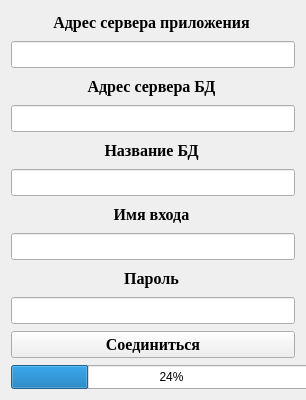
Before: the Qt Designer form Client/login.ui in NikitaVirachev/course-work-on-DB, drawn with Qt 5.
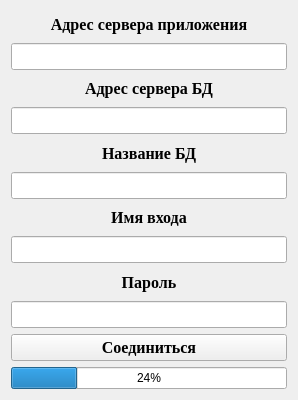
After: the same form once the commit is applied.

```diff
--- a/Client/login.ui
+++ b/Client/login.ui
@@ -6,22 +6,16 @@
    <rect>
     <x>0</x>
     <y>0</y>
-    <width>306</width>
+    <width>298</width>
     <height>400</height>
    </rect>
   </property>
   <property name="windowTitle">
    <string>Form</string>
   </property>
+  <layout class="QGridLayout" name="gridLayout">
+   <item row="0" column="0">
   <widget class="QLabel" name="label">
-   <property name="geometry">
-    <rect>
-     <x>11</x>
-     <y>11</y>
-     <width>281</width>
-     <height>23</height>
-    </rect>
-   </property>
    <property name="font">
     <font>
      <family>Times New Roman</family>
@@ -37,15 +31,9 @@
     <set>Qt::AlignCenter</set>
    </property>
   </widget>
-  <widget class="QLabel" name="label_5">
-   <property name="geometry">
-    <rect>
-     <x>11</x>
-     <y>267</y>
-     <width>281</width>
-     <height>23</height>
-    </rect>
-   </property>
+   </item>
+   <item row="1" column="0">
+    <widget class="QLineEdit" name="lineEdit">
    <property name="font">
     <font>
      <family>Times New Roman</family>
@@ -54,85 +42,13 @@
      <bold>true</bold>
     </font>
    </property>
-   <property name="text">
-    <string>Пароль</string>
-   </property>
    <property name="alignment">
     <set>Qt::AlignCenter</set>
    </property>
   </widget>
-  <widget class="QLineEdit" name="lineEdit_2">
-   <property name="geometry">
-    <rect>
-     <x>11</x>
-     <y>105</y>
-     <width>284</width>
-     <height>27</height>
-    </rect>
-   </property>
-   <property name="font">
-    <font>
-     <family>Times New Roman</family>
-     <pointsize>12</pointsize>
-     <weight>75</weight>
-     <bold>true</bold>
-    </font>
-   </property>
-   <property name="alignment">
-    <set>Qt::AlignCenter</set>
-   </property>
-  </widget>
-  <widget class="QPushButton" name="pushButton">
-   <property name="geometry">
-    <rect>
-     <x>11</x>
-     <y>331</y>
-     <width>284</width>
-     <height>27</height>
-    </rect>
-   </property>
-   <property name="font">
-    <font>
-     <family>Times New Roman</family>
-     <pointsize>12</pointsize>
-     <weight>75</weight>
-     <bold>true</bold>
-    </font>
-   </property>
-   <property name="text">
-    <string>Соединиться</string>
-   </property>
-  </widget>
-  <widget class="QLineEdit" name="lineEdit_5">
-   <property name="geometry">
-    <rect>
-     <x>11</x>
-     <y>297</y>
-     <width>284</width>
-     <height>27</height>
-    </rect>
-   </property>
-   <property name="font">
-    <font>
-     <family>Times New Roman</family>
-     <pointsize>12</pointsize>
-     <weight>75</weight>
-     <bold>true</bold>
-    </font>
-   </property>
-   <property name="alignment">
-    <set>Qt::AlignCenter</set>
-   </property>
-  </widget>
+   </item>
+   <item row="2" column="0">
   <widget class="QLabel" name="label_2">
-   <property name="geometry">
-    <rect>
-     <x>11</x>
-     <y>75</y>
-     <width>281</width>
-     <height>23</height>
-    </rect>
-   </property>
    <property name="font">
     <font>
      <family>Times New Roman</family>
@@ -148,15 +64,57 @@
     <set>Qt::AlignCenter</set>
    </property>
   </widget>
+   </item>
+   <item row="3" column="0">
+    <widget class="QLineEdit" name="lineEdit_2">
+     <property name="font">
+      <font>
+       <family>Times New Roman</family>
+       <pointsize>12</pointsize>
+       <weight>75</weight>
+       <bold>true</bold>
+      </font>
+     </property>
+     <property name="alignment">
+      <set>Qt::AlignCenter</set>
+     </property>
+    </widget>
+   </item>
+   <item row="4" column="0">
+    <widget class="QLabel" name="label_3">
+     <property name="font">
+      <font>
+       <family>Times New Roman</family>
+       <pointsize>12</pointsize>
+       <weight>75</weight>
+       <bold>true</bold>
+      </font>
+     </property>
+     <property name="text">
+      <string>Название БД</string>
+     </property>
+     <property name="alignment">
+      <set>Qt::AlignCenter</set>
+     </property>
+    </widget>
+   </item>
+   <item row="5" column="0">
+    <widget class="QLineEdit" name="lineEdit_3">
+     <property name="font">
+      <font>
+       <family>Times New Roman</family>
+       <pointsize>12</pointsize>
+       <weight>75</weight>
+       <bold>true</bold>
+      </font>
+     </property>
+     <property name="alignment">
+      <set>Qt::AlignCenter</set>
+     </property>
+    </widget>
+   </item>
+   <item row="6" column="0">
   <widget class="QLabel" name="label_4">
-   <property name="geometry">
-    <rect>
-     <x>11</x>
-     <y>203</y>
-     <width>281</width>
-     <height>23</height>
-    </rect>
-   </property>
    <property name="font">
     <font>
      <family>Times New Roman</family>
@@ -172,57 +130,9 @@
     <set>Qt::AlignCenter</set>
    </property>
   </widget>
-  <widget class="QLineEdit" name="lineEdit">
-   <property name="geometry">
-    <rect>
-     <x>11</x>
-     <y>41</y>
-     <width>284</width>
-     <height>27</height>
-    </rect>
-   </property>
-   <property name="font">
-    <font>
-     <family>Times New Roman</family>
-     <pointsize>12</pointsize>
-     <weight>75</weight>
-     <bold>true</bold>
-    </font>
-   </property>
-   <property name="alignment">
-    <set>Qt::AlignCenter</set>
-   </property>
-  </widget>
-  <widget class="QLineEdit" name="lineEdit_3">
-   <property name="geometry">
-    <rect>
-     <x>11</x>
-     <y>169</y>
-     <width>284</width>
-     <height>27</height>
-    </rect>
-   </property>
-   <property name="font">
-    <font>
-     <family>Times New Roman</family>
-     <pointsize>12</pointsize>
-     <weight>75</weight>
-     <bold>true</bold>
-    </font>
-   </property>
-   <property name="alignment">
-    <set>Qt::AlignCenter</set>
-   </property>
-  </widget>
+   </item>
+   <item row="7" column="0">
   <widget class="QLineEdit" name="lineEdit_4">
-   <property name="geometry">
-    <rect>
-     <x>11</x>
-     <y>233</y>
-     <width>284</width>
-     <height>27</height>
-    </rect>
-   </property>
    <property name="font">
     <font>
      <family>Times New Roman</family>
@@ -235,15 +145,9 @@
     <set>Qt::AlignCenter</set>
    </property>
   </widget>
-  <widget class="QLabel" name="label_3">
-   <property name="geometry">
-    <rect>
-     <x>11</x>
-     <y>139</y>
-     <width>281</width>
-     <height>23</height>
-    </rect>
-   </property>
+   </item>
+   <item row="8" column="0">
+    <widget class="QLabel" name="label_5">
    <property name="font">
     <font>
      <family>Times New Roman</family>
@@ -253,25 +157,51 @@
     </font>
    </property>
    <property name="text">
-    <string>Название БД</string>
+      <string>Пароль</string>
    </property>
    <property name="alignment">
     <set>Qt::AlignCenter</set>
    </property>
   </widget>
+   </item>
+   <item row="9" column="0">
+    <widget class="QLineEdit" name="lineEdit_5">
+     <property name="font">
+      <font>
+       <family>Times New Roman</family>
+       <pointsize>12</pointsize>
+       <weight>75</weight>
+       <bold>true</bold>
+      </font>
+     </property>
+     <property name="alignment">
+      <set>Qt::AlignCenter</set>
+     </property>
+    </widget>
+   </item>
+   <item row="10" column="0">
+    <widget class="QPushButton" name="pushButton">
+     <property name="font">
+      <font>
+       <family>Times New Roman</family>
+       <pointsize>12</pointsize>
+       <weight>75</weight>
+       <bold>true</bold>
+      </font>
+     </property>
+     <property name="text">
+      <string>Соединиться</string>
+     </property>
+    </widget>
+   </item>
+   <item row="11" column="0">
   <widget class="QProgressBar" name="progressBar">
-   <property name="geometry">
-    <rect>
-     <x>11</x>
-     <y>365</y>
-     <width>321</width>
-     <height>24</height>
-    </rect>
-   </property>
    <property name="value">
     <number>24</number>
    </property>
   </widget>
+   </item>
+  </layout>
  </widget>
  <resources/>
  <connections/>
```
Lines whose indentation alone changed are shown as unchanged.
